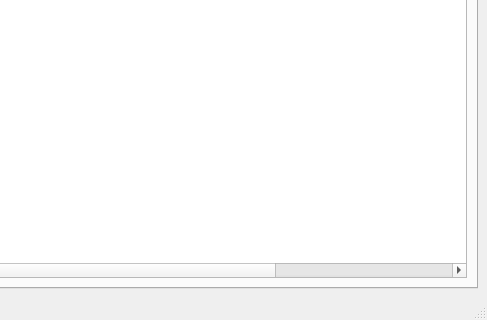
Before: the Qt Designer form ADEPO/client/client.ui in CERN/atlas-adepo, drawn with Qt 5; both pictures show x 822 to 1309 and y 427 to 747 of the 1309 by 747 pixel window.
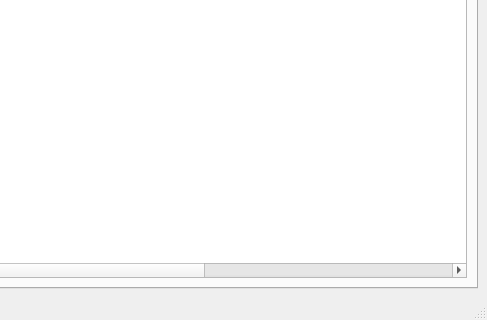
After: the same form once the commit is applied. The open tabs and pages were chosen to show the change. Icons and pictures are not drawn.

Commit message: Added verfied flag in table

```diff
--- a/ADEPO/client/client.ui
+++ b/ADEPO/client/client.ui
@@ -679,6 +679,11 @@
               <string>dZ (mm)</string>
              </property>
             </column>
+            <column>
+             <property name="text">
+              <string>Verified</string>
+             </property>
+            </column>
            </widget>
           </item>
          </layout>
```
Left out of the diff: 2 changed lines with no effect on the pictures. The commit also changes 2 other files.
